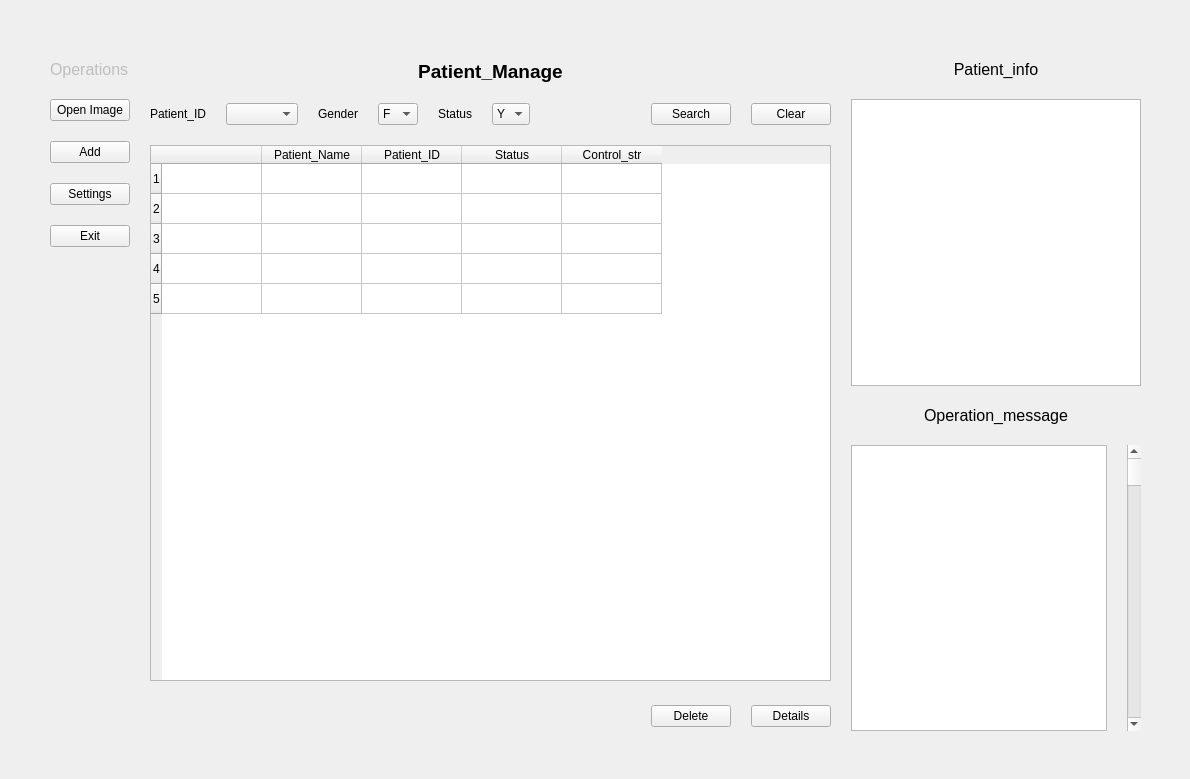
Before: the Qt Designer form system/ui/main_window.ui in MarkXuJQ/Pelvis-Fracture-Image-Segmentation, drawn with Qt 5.
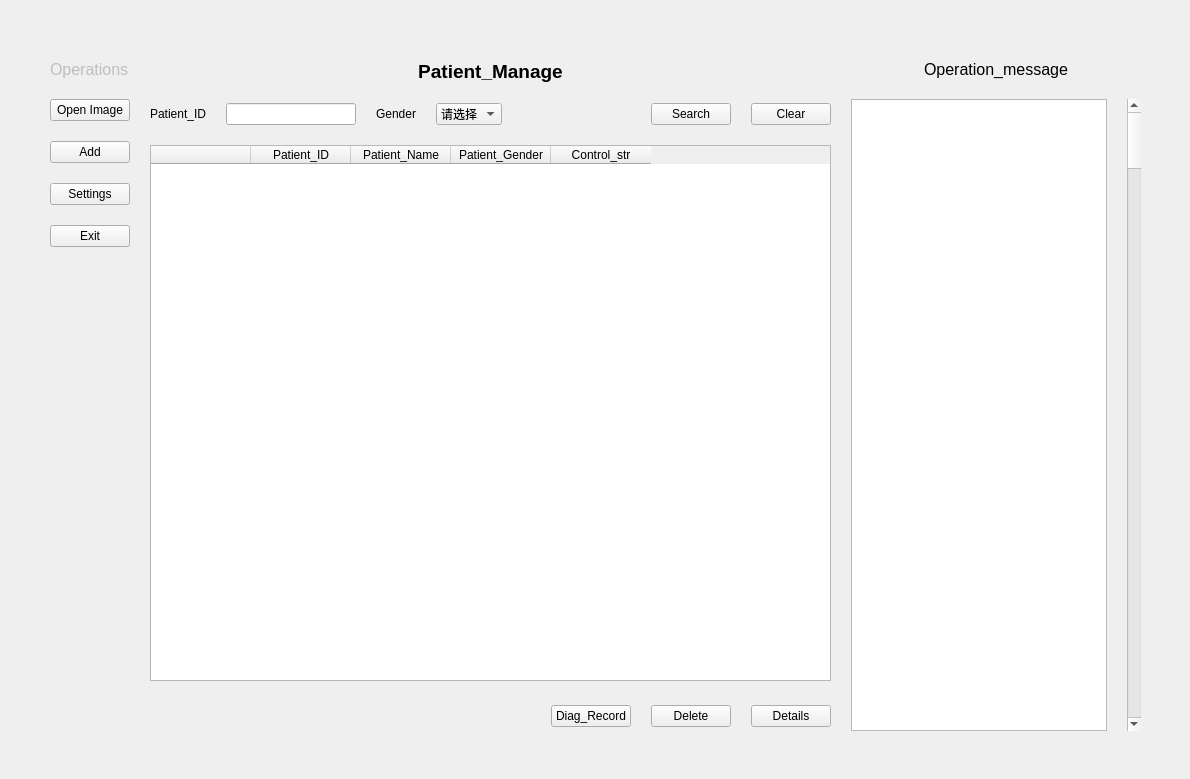
After: the same form once the commit is applied.

Diff of the .ui file:
```diff
--- a/system/ui/main_window.ui
+++ b/system/ui/main_window.ui
@@ -123,7 +123,7 @@
          </widget>
         </item>
         <item>
-         <widget class="QComboBox" name="comboBox_3"/>
+         <widget class="QLineEdit" name="patientID_input"/>
         </item>
         <item>
          <widget class="QLabel" name="label_5">
@@ -133,7 +133,12 @@
          </widget>
         </item>
         <item>
-         <widget class="QComboBox" name="comboBox_2">
+         <widget class="QComboBox" name="gender_input">
+          <item>
+           <property name="text">
+            <string>请选择</string>
+           </property>
+          </item>
           <item>
            <property name="text">
             <string>F</string>
@@ -146,27 +151,6 @@
           </item>
          </widget>
         </item>
-        <item>
-         <widget class="QLabel" name="label_3">
-          <property name="text">
-           <string>Status</string>
-          </property>
-         </widget>
-        </item>
-        <item>
-         <widget class="QComboBox" name="comboBox">
-          <item>
-           <property name="text">
-            <string>Y</string>
-           </property>
-          </item>
-          <item>
-           <property name="text">
-            <string>N</string>
-           </property>
-          </item>
-         </widget>
-        </item>
         <item>
          <spacer name="horizontalSpacer_2">
           <property name="orientation">
@@ -181,7 +165,7 @@
          </spacer>
         </item>
         <item>
-         <widget class="QPushButton" name="pushButton">
+         <widget class="QPushButton" name="searchButton">
           <property name="text">
            <string>Search</string>
           </property>
@@ -202,7 +186,7 @@
          <bool>true</bool>
         </property>
         <property name="rowCount">
-         <number>5</number>
+         <number>0</number>
         </property>
         <property name="columnCount">
          <number>5</number>
@@ -235,11 +219,6 @@
           <string/>
          </property>
         </column>
-        <column>
-         <property name="text">
-          <string>Patient_Name</string>
-         </property>
-        </column>
         <column>
          <property name="text">
           <string>Patient_ID</string>
@@ -247,7 +226,12 @@
         </column>
         <column>
          <property name="text">
-          <string>Status</string>
+          <string>Patient_Name</string>
+         </property>
+        </column>
+        <column>
+         <property name="text">
+          <string>Patient_Gender</string>
          </property>
         </column>
         <column>
@@ -272,6 +256,13 @@
           </property>
          </spacer>
         </item>
+        <item>
+         <widget class="QPushButton" name="pushButton">
+          <property name="text">
+           <string>Diag_Record</string>
+          </property>
+         </widget>
+        </item>
         <item>
          <widget class="QPushButton" name="deleteButton">
           <property name="text">
@@ -295,27 +286,10 @@
     </item>
     <item>
      <layout class="QVBoxLayout" name="verticalLayout">
-      <item>
-       <widget class="QLabel" name="label_2">
-        <property name="text">
-         <string>&lt;html&gt;&lt;head/&gt;&lt;body&gt;&lt;p&gt;&lt;span style=&quot; font-size:12pt;&quot;&gt;Patient_info&lt;/span&gt;&lt;/p&gt;&lt;/body&gt;&lt;/html&gt;</string>
-        </property>
-        <property name="textFormat">
-         <enum>AutoText</enum>
-        </property>
-        <property name="alignment">
-         <set>Qt::AlignCenter</set>
-        </property>
-       </widget>
-      </item>
       <item>
        <layout class="QVBoxLayout" name="verticalLayout_2">
         <item>
-         <layout class="QHBoxLayout" name="horizontalLayout_3">
-          <item>
-           <widget class="QListWidget" name="listWidget_3"/>
-          </item>
-         </layout>
+         <layout class="QHBoxLayout" name="horizontalLayout_3"/>
         </item>
         <item>
          <widget class="QLabel" name="label_4">
```
Left out of the diff: 2 changed lines with no effect on the pictures.
